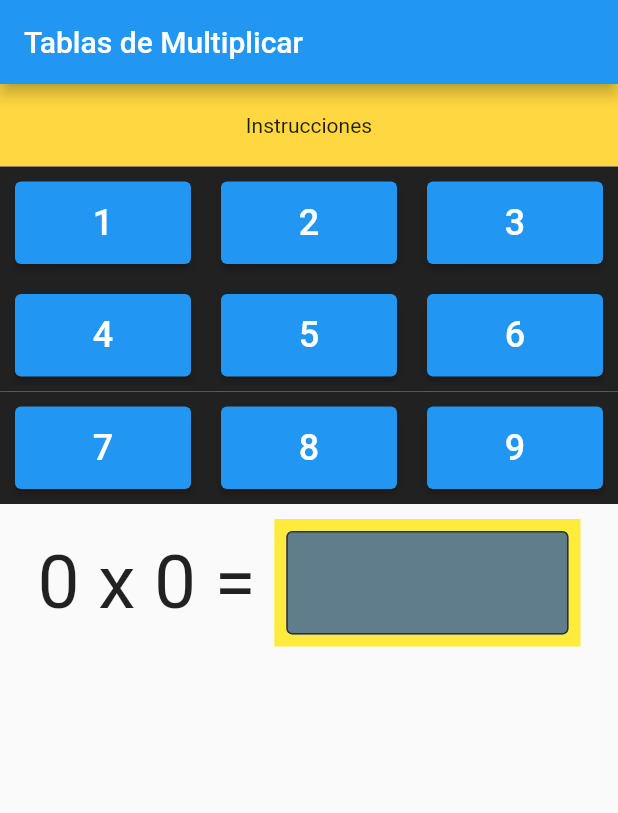
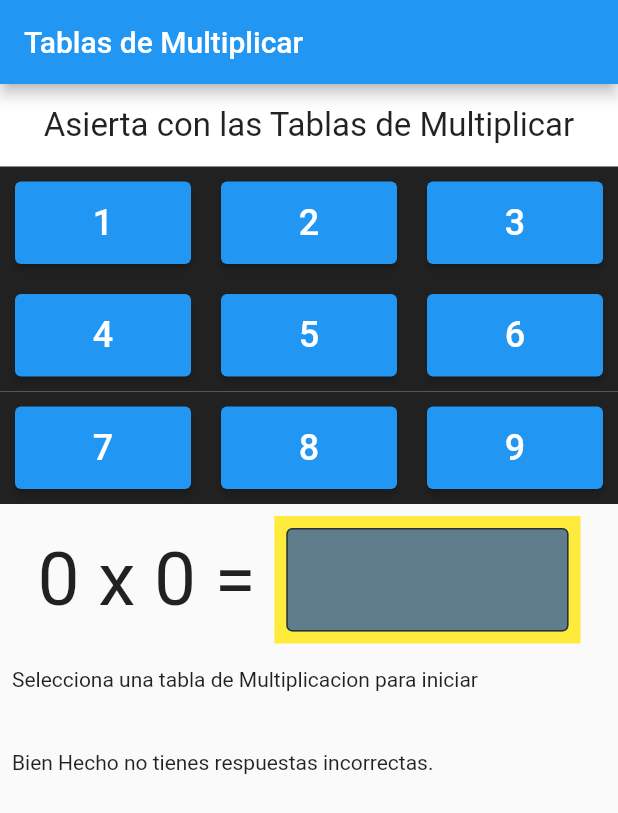
Before and after one commit to edwalpca/multiplicar_memoria, a Flutter app: the screen it shows after launch, on a phone screen of 412 x 824 dp. Shown: the top 813 px of the screen. Run offline on Flutter 3.47's test engine with Material 2 defaults, Android fonts, the phone set to English and light mode, and no system bars.

Commit message:
se realizar mejoras en el codigo para simplificarlo

```diff
--- a/lib/main.dart
+++ b/lib/main.dart
@@ -17,16 +17,21 @@ class MyApp extends StatelessWidget {
 
     return MultiProvider(
       providers:[
+
+        //Proveedores de mi aplicacion para el manejo de estado.
         ChangeNotifierProvider(create: (_) => ValidarProvider()),
         ChangeNotifierProvider(create: (_) => Puntos())
       ],
       child: MaterialApp(
-        title: 'Material App',
-        home: Scaffold(
-          appBar: AppBar(
-            title: const Text('Tablas de Multiplicar'),
+        debugShowCheckedModeBanner: false,
+        title: 'Tablas de Multiplicar',
+        home: SafeArea(
+          child: Scaffold(
+            appBar: AppBar(
+              title: const Text('Tablas de Multiplicar'),
+            ),
+            body: const MenuPage(),
           ),
-          body: const MenuPage(),
         ),
       ),
     );
--- a/lib/pages/menu_page.dart
+++ b/lib/pages/menu_page.dart
@@ -7,13 +7,13 @@ import 'package:tsw_multiplicacion/provider/provider_multiiplicar.dart';
 import 'package:tsw_multiplicacion/provider/provider_puntos.dart';
 import 'package:tsw_multiplicacion/widgets/alert_dialog.dart';
 import 'package:tsw_multiplicacion/widgets/custom_botones.dart';
+import 'package:tsw_multiplicacion/widgets/custom_text_field.dart';
 import 'package:tsw_multiplicacion/widgets/tablero_teclado.dart';
 
 class MenuPage extends StatelessWidget {
   const MenuPage({Key? key}) : super(key: key);
   @override
   Widget build(BuildContext context) {
-    print('====================> Build');
     final providerOperacion =
         Provider.of<ValidarProvider>(context, listen: true);
 
@@ -32,36 +32,39 @@ class MenuPage extends StatelessWidget {
           children: [
             Container(
               height: 55,
-              color: Colors.amberAccent,
-              child: const Center(child: Text('Instrucciones')),
+              color: Colors.white,
+              child: const Center(
+                  child: Text(
+                'Asierta con las Tablas de Multiplicar',
+                style: TextStyle(fontSize: 22),
+              )),
             ),
             const TableroMenu(),
             const SizedBox(
-              height: 10,
+              height: 8,
             ),
             Padding(
               padding: const EdgeInsets.symmetric(horizontal: 25.0),
               child: Row(
-
                 mainAxisAlignment: MainAxisAlignment.spaceBetween,
                 children: [
                   Text(
                     '${providerOperacion.numero_1} x ${providerOperacion.numero_2} = ',
                     style: const TextStyle(fontSize: 50),
                   ),
-
                   Expanded(
-                 child: _CustomTextField(
+                    // TextFieldPersonalizado para que el usuario
+                    // Escriba el valor de la Multiplicacion.
+                    child: CustomTextField(
                         valueText: valueText,
                         providerOperacion: providerOperacion,
                         providerPuntos: providerPuntos),
                   ),
-
                 ],
               ),
             ),
             const SizedBox(
-              height: 10,
+              height: 8,
             ),
             Column(
               children: [
@@ -69,22 +72,20 @@ class MenuPage extends StatelessWidget {
                   padding: const EdgeInsets.all(8.0),
                   //color: const Color.fromARGB(255, 11, 119, 173),
                   width: double.infinity,
-                  height: 45,
-                  child: ListView.builder(
+                  height: 55,
+                  child: (providerPuntos.puntos > 0)
+                      ? ListView.builder(
                           itemCount: providerPuntos.puntos,
                           scrollDirection: Axis.horizontal,
                           itemBuilder: (BuildContext context, int index) {
-                      if (providerPuntos.puntos > 0) {
                             return const Icon(
                               Icons.check_circle,
                               size: 35,
                               color: Colors.green,
                             );
-                      }else{
-                        return  const Text('Inicia');
-                      }
                           },
-                  ),
+                        )
+                      : const Text('Selecciona una tabla de Multiplicacion para iniciar'),
                 ),
                 //Bloque de Incorrectas.
                 //
@@ -92,22 +93,20 @@ class MenuPage extends StatelessWidget {
                   padding: const EdgeInsets.all(8.0),
                   //color: const Color.fromARGB(255, 11, 119, 173),
                   width: double.infinity,
-                  height: 45,
-                  child: ListView.builder(
+                  height: 55,
+                  child: (providerPuntos.incorrectas > 0 )?
+                  ListView.builder(
                     itemCount: providerPuntos.incorrectas,
                     scrollDirection: Axis.horizontal,
                     itemBuilder: (BuildContext context, int index) {
-                      if (providerPuntos.puntos > 0) {
                         return const Icon(
                           Icons.dangerous_rounded,
                           size: 35,
                           color: Colors.red,
                         );
-                      }else{
-                        return  const Text('Inicia');
-                      }
                     },
-                  ),
+                  )
+                  :const Text('Bien Hecho no tienes respuestas incorrectas.'),
                 )
               ],
             )
@@ -117,72 +116,3 @@ class MenuPage extends StatelessWidget {
     );
   }
 }
-
-class _CustomTextField extends StatelessWidget {
-  const _CustomTextField({
-    Key? key,
-    required this.valueText,
-    required this.providerOperacion,
-    required this.providerPuntos,
-  }) : super(key: key);
-
-  final String valueText;
-  final ValidarProvider providerOperacion;
-  final Puntos providerPuntos;
-
-  @override
-  Widget build(BuildContext context) {
-    return Container(
-      color: Colors.yellow,
-      padding: const EdgeInsets.all(8),
-      child: TextField(
-        controller: TextEditingController(text: valueText),
-        decoration: const InputDecoration(
-            hintText: '',
-            fillColor: Colors.blueGrey,
-            filled: true,
-            border: OutlineInputBorder()),
-        textAlign: TextAlign.center,
-        keyboardType: TextInputType.number,
-        style:
-            const TextStyle(fontSize: 25, fontWeight: FontWeight.bold),
-        onSubmitted: (value) {
-          if (value != '') {
-            providerOperacion.respuestaUsuario = int.parse(value);
-            int resultado = providerOperacion.validarMultiplicacion();
-            if (resultado == 1) {
-              // displayDialogAndroid(
-              //   context,
-              //   Icons.check,
-              //   Colors.green,
-              //   'Super Bien',
-              // );
-
-              providerPuntos.sumaPuntos();
-            } else {
-              // displayDialogAndroid(
-              //   context,
-              //   Icons.close,
-              //   Colors.redAccent,
-              //   'Upss Intentalo de Nuevo',
-              // );
-              providerPuntos.sumaIncorrectas();
-            }
-            //print(providerOperacion.resOperacion);
-            providerOperacion.respuestaUsuario = 0;
-
-            //
-
-          var numero   = Random().nextInt(10);
-          var intValue = Random().nextInt(10);
-          //providerOperacion.numero1 = numero;
-          //providerOperacion.numero2 = intValue;
-          providerOperacion.asignarNumeros(numero,intValue);
-
-
-          }
-        },
-      ),
-    );
-  }
-}
--- /dev/null
+++ b/lib/widgets/custom_text_field.dart
@@ -0,0 +1,74 @@
+import 'dart:math';
+
+import 'package:flutter/material.dart';
+import 'package:tsw_multiplicacion/provider/provider_multiiplicar.dart';
+import 'package:tsw_multiplicacion/provider/provider_puntos.dart';
+
+class CustomTextField extends StatelessWidget {
+  const CustomTextField({
+    Key? key,
+    required this.valueText,
+    required this.providerOperacion,
+    required this.providerPuntos,
+  }) : super(key: key);
+
+  final String valueText;
+  final ValidarProvider providerOperacion;
+  final Puntos providerPuntos;
+
+  @override
+  Widget build(BuildContext context) {
+    return Container(
+      color: Colors.yellow,
+      padding: const EdgeInsets.all(8),
+      child: TextField(
+        controller: TextEditingController(text: valueText),
+        decoration: const InputDecoration(
+            hintText: '',
+            fillColor: Colors.blueGrey,
+            filled: true,
+            border: OutlineInputBorder()),
+        textAlign: TextAlign.center,
+        keyboardType: TextInputType.number,
+        style:
+            const TextStyle(fontSize: 25, fontWeight: FontWeight.bold),
+        onSubmitted: (value) {
+          if (value != '') {
+            providerOperacion.respuestaUsuario = int.parse(value);
+            int resultado = providerOperacion.validarMultiplicacion();
+            if (resultado == 1) {
+              // displayDialogAndroid(
+              //   context,
+              //   Icons.check,
+              //   Colors.green,
+              //   'Super Bien',
+              // );
+
+              providerPuntos.sumaPuntos();
+            } else {
+              // displayDialogAndroid(
+              //   context,
+              //   Icons.close,
+              //   Colors.redAccent,
+              //   'Upss Intentalo de Nuevo',
+              // );
+              providerPuntos.sumaIncorrectas();
+            }
+            //print(providerOperacion.resOperacion);
+            providerOperacion.respuestaUsuario = 0;
+
+            //
+
+          var numero   = Random().nextInt(10);
+          var intValue = Random().nextInt(10);
+          //providerOperacion.numero1 = numero;
+          //providerOperacion.numero2 = intValue;
+          providerOperacion.asignarNumeros(numero,intValue);
+
+
+          }
+        },
+      ),
+    );
+  }
+}
```
Lines whose indentation alone changed are shown as unchanged.
